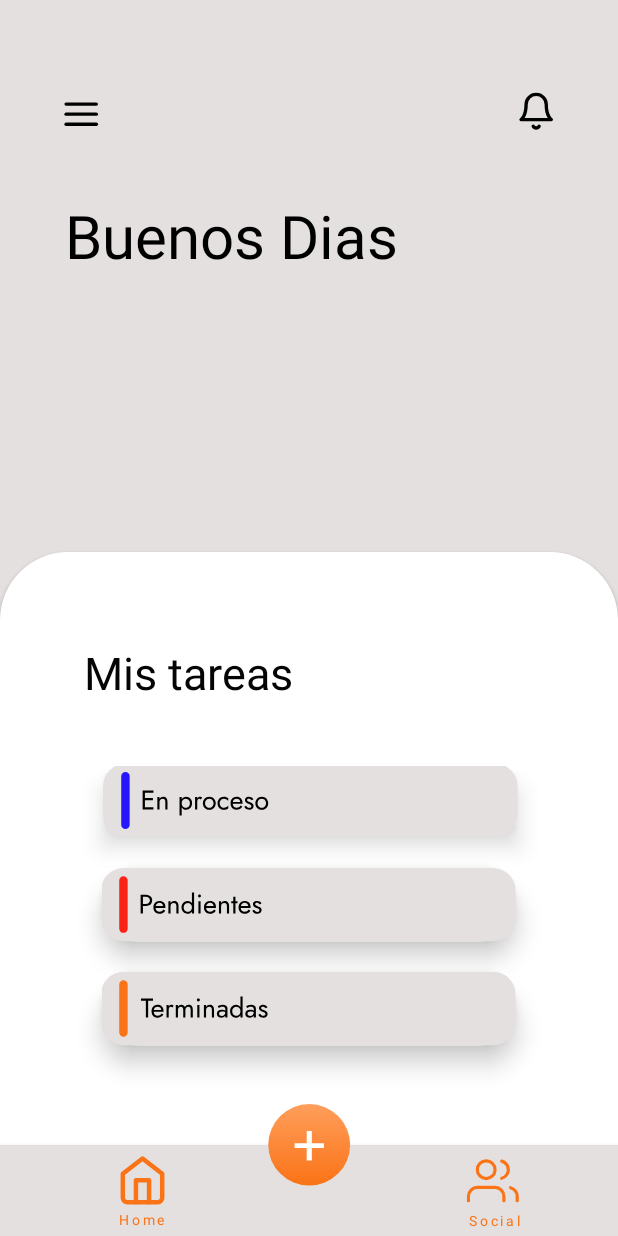
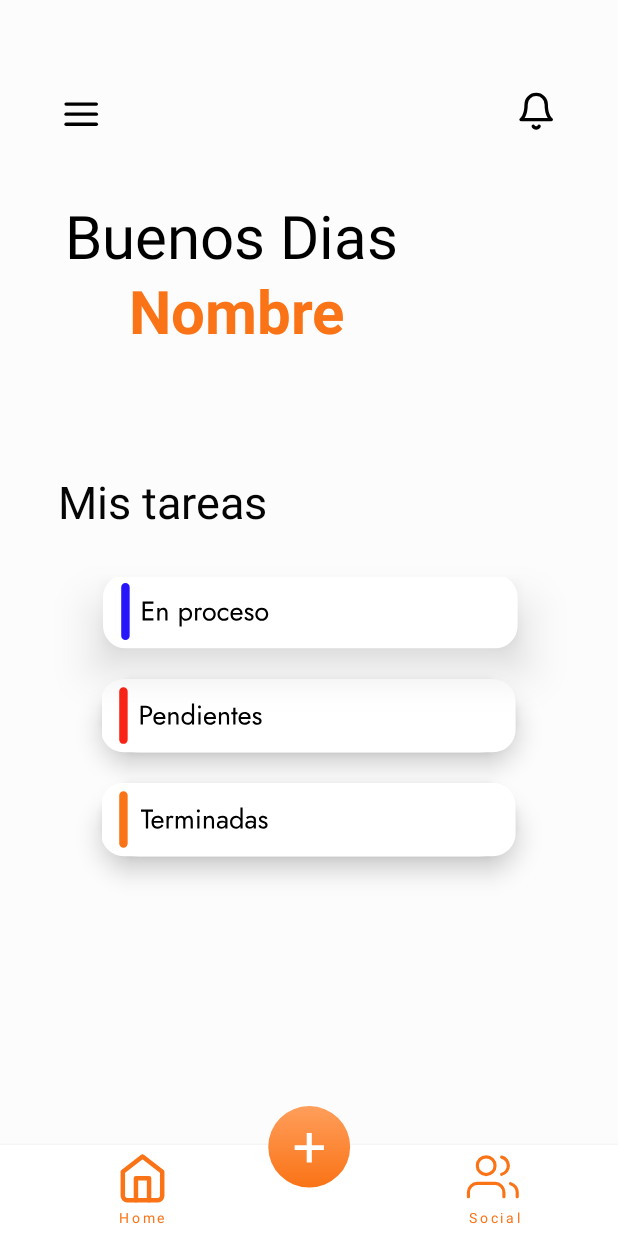
Before and after one commit to JuanSaz/Gamma, an Android app: the HomeActivity screen opened directly, with no data from a screen before it, on a phone screen of 412 x 824 dp. Run offline under Robolectric (Android 15) with nearby library versions, the phone set to English and light mode, and no system bars; our stand-ins replace Firebase (no records; nobody signed in at launch, a user with empty details on screens opened directly); 1 statement that could not run was skipped.

```diff
--- a/app/src/main/res/drawable/ic_enproceso.xml
+++ b/app/src/main/res/drawable/ic_enproceso.xml
@@ -5,7 +5,7 @@
     android:viewportHeight="61">
   <path
       android:pathData="M21.011,5.025L267.079,5.025A15,15 0,0 1,282.079 20.025L282.079,38.942A15,15 0,0 1,267.079 53.942L21.011,53.942A15,15 0,0 1,6.011 38.942L6.011,20.025A15,15 0,0 1,21.011 5.025z"
-      android:fillColor="#E4E0E0"/>
+      android:fillColor="#FFFFFF"/>
   <path
       android:pathData="M20.939,10.635L20.939,10.635A2.808,2.808 0,0 1,23.747 13.443L23.747,45.523A2.808,2.808 0,0 1,20.939 48.331L20.939,48.331A2.808,2.808 0,0 1,18.131 45.523L18.131,13.443A2.808,2.808 0,0 1,20.939 10.635z"
       android:fillColor="#2816FA"/>
--- a/app/src/main/res/drawable/ic_pendientes.xml
+++ b/app/src/main/res/drawable/ic_pendientes.xml
@@ -5,7 +5,7 @@
     android:viewportHeight="62">
   <path
       android:pathData="M21.011,5.942L267.079,5.942A15,15 0,0 1,282.079 20.942L282.079,39.859A15,15 0,0 1,267.079 54.859L21.011,54.859A15,15 0,0 1,6.011 39.859L6.011,20.942A15,15 0,0 1,21.011 5.942z"
-      android:fillColor="#E4E0E0"/>
+      android:fillColor="#FFFFFF"/>
   <path
       android:pathData="M20.939,11.553L20.939,11.553A2.808,2.808 0,0 1,23.747 14.361L23.747,46.441A2.808,2.808 0,0 1,20.939 49.249L20.939,49.249A2.808,2.808 0,0 1,18.131 46.441L18.131,14.361A2.808,2.808 0,0 1,20.939 11.553z"
       android:fillColor="#FA2416"/>
--- a/app/src/main/res/drawable/ic_terminadas.xml
+++ b/app/src/main/res/drawable/ic_terminadas.xml
@@ -5,7 +5,7 @@
     android:viewportHeight="62">
   <path
       android:pathData="M21.011,5.859L267.079,5.859A15,15 0,0 1,282.079 20.859L282.079,39.776A15,15 0,0 1,267.079 54.776L21.011,54.776A15,15 0,0 1,6.011 39.776L6.011,20.859A15,15 0,0 1,21.011 5.859z"
-      android:fillColor="#E4E0E0"/>
+      android:fillColor="#FFFFFF"/>
   <path
       android:pathData="M20.939,11.47L20.939,11.47A2.808,2.808 0,0 1,23.747 14.278L23.747,46.358A2.808,2.808 0,0 1,20.939 49.166L20.939,49.166A2.808,2.808 0,0 1,18.131 46.358L18.131,14.278A2.808,2.808 0,0 1,20.939 11.47z"
       android:fillColor="#FA7316"/>
--- a/app/src/main/res/layout/activity_home.xml
+++ b/app/src/main/res/layout/activity_home.xml
@@ -11,54 +11,43 @@
         android:id="@+id/base"
         android:layout_width="wrap_content"
         android:layout_height="wrap_content"
-        android:background="#E4E0E0"
+        android:background="#FCFCFC"
         app:layout_constraintEnd_toEndOf="parent"
+        app:layout_constraintHorizontal_bias="0.0"
         app:layout_constraintStart_toStartOf="parent"
         app:layout_constraintTop_toTopOf="parent" />
-
-    <View
-        android:id="@+id/home_banner"
-        android:layout_width="wrap_content"
-        android:layout_height="395dp"
-        android:background="@drawable/home_button_design"
-        android:backgroundTint="@color/white"
-        android:elevation="2dp"
-        app:layout_constraintBottom_toTopOf="@+id/bottom_banner"
-        app:layout_constraintEnd_toEndOf="parent"
-        app:layout_constraintHorizontal_bias="0.0"
-        app:layout_constraintStart_toStartOf="parent" />
 
     <ImageButton
         android:id="@+id/button_finished"
         android:layout_width="276dp"
         android:layout_height="49dp"
-        android:layout_marginBottom="66dp"
+        android:layout_marginTop="20dp"
         android:background="@drawable/button_round"
         android:backgroundTint="#E4E0E0"
         android:elevation="10dp"
         android:src="@drawable/ic_terminadas"
-        app:layout_constraintBottom_toBottomOf="@+id/home_banner"
         app:layout_constraintEnd_toEndOf="parent"
-        app:layout_constraintStart_toStartOf="parent" />
+        app:layout_constraintStart_toStartOf="parent"
+        app:layout_constraintTop_toBottomOf="@+id/button_pending" />
 
     <ImageButton
         android:id="@+id/button_pending"
         android:layout_width="276dp"
         android:layout_height="49dp"
-        android:layout_marginBottom="20dp"
+        android:layout_marginTop="20dp"
         android:background="@drawable/button_round"
         android:backgroundTint="#E4E0E0"
         android:elevation="10dp"
-        app:srcCompat="@drawable/ic_pendientes"
-        app:layout_constraintBottom_toTopOf="@+id/button_finished"
         app:layout_constraintEnd_toEndOf="parent"
-        app:layout_constraintStart_toStartOf="parent" />
+        app:layout_constraintStart_toStartOf="parent"
+        app:layout_constraintTop_toBottomOf="@+id/button_process"
+        app:srcCompat="@drawable/ic_pendientes" />
 
     <View
         android:id="@+id/bottom_banner"
         android:layout_width="wrap_content"
         android:layout_height="60.46dp"
-        android:background="#E4E0E0"
+        android:background="#FFFFFF"
         android:elevation="4dp"
         app:layout_constraintBottom_toBottomOf="@+id/base"
         app:layout_constraintEnd_toEndOf="parent"
@@ -69,14 +58,15 @@
         android:id="@+id/text_MisTareas"
         android:layout_width="wrap_content"
         android:layout_height="wrap_content"
-        android:layout_marginStart="56dp"
-        android:layout_marginTop="60dp"
+        android:layout_marginTop="80dp"
+        android:layout_marginEnd="196dp"
         android:elevation="11dp"
         android:text="@string/mis_tareas"
         android:textColor="#050505"
         android:textSize="30sp"
+        app:layout_constraintEnd_toEndOf="@+id/base"
         app:layout_constraintStart_toStartOf="parent"
-        app:layout_constraintTop_toTopOf="@+id/home_banner" />
+        app:layout_constraintTop_toBottomOf="@+id/textNombre" />
 
     <ImageView
         android:id="@+id/imageView2"
@@ -106,7 +96,7 @@
         android:layout_height="wrap_content"
         android:layout_marginStart="43dp"
         android:layout_marginTop="130dp"
-        android:text=""
+        android:text="Buenas Tardes"
         android:textColor="@color/black"
         android:textSize="40sp"
         app:layout_constraintStart_toStartOf="parent"
@@ -118,7 +108,8 @@
         android:layout_height="wrap_content"
         android:layout_marginStart="86dp"
         android:layout_marginTop="180dp"
-        android:text=""
+        android:text="Nombre"
+        android:textStyle="bold"
         android:textColor="@color/orange"
         android:textSize="40sp"
         app:layout_constraintStart_toStartOf="parent"
@@ -129,13 +120,11 @@
         android:layout_width="wrap_content"
         android:layout_height="wrap_content"
         android:layout_marginStart="80dp"
-        android:layout_marginTop="8dp"
         android:layout_marginBottom="21dp"
         android:background="#00000000"
         android:elevation="5dp"
         app:layout_constraintBottom_toBottomOf="@+id/base"
         app:layout_constraintStart_toStartOf="@+id/bottom_banner"
-        app:layout_constraintTop_toBottomOf="@+id/home_banner"
         app:srcCompat="@drawable/ic_home"
         app:tint="@color/orange" />
 
@@ -143,7 +132,6 @@
         android:id="@+id/button_Social"
         android:layout_width="wrap_content"
         android:layout_height="wrap_content"
-        android:layout_marginTop="8dp"
         android:layout_marginEnd="65dp"
         android:layout_marginBottom="21dp"
         android:background="#00000000"
@@ -151,7 +139,6 @@
         android:tint="@color/orange"
         app:layout_constraintBottom_toBottomOf="parent"
         app:layout_constraintEnd_toEndOf="parent"
-        app:layout_constraintTop_toBottomOf="@+id/home_banner"
         app:srcCompat="@drawable/ic_check_circle" />
 
     <TextView
@@ -188,25 +175,25 @@
         android:id="@+id/circle_Button"
         android:layout_width="wrap_content"
         android:layout_height="wrap_content"
+        android:layout_marginBottom="32dp"
+        android:background="@null"
         android:elevation="5dp"
-        android:background="@null"
         app:layout_constraintBottom_toBottomOf="@+id/base"
         app:layout_constraintEnd_toEndOf="parent"
         app:layout_constraintStart_toStartOf="parent"
-        app:layout_constraintTop_toBottomOf="@+id/button_finished"
         app:srcCompat="@drawable/ic_circle_plus" />
 
     <ImageButton
         android:id="@+id/button_process"
         android:layout_width="279dp"
         android:layout_height="48dp"
+        android:layout_marginTop="30dp"
         android:layout_marginEnd="50dp"
-        android:layout_marginBottom="20dp"
-        android:elevation="10dp"
-        app:layout_constraintBottom_toTopOf="@+id/button_pending"
+        android:elevation="20dp"
         app:layout_constraintEnd_toEndOf="parent"
         app:layout_constraintHorizontal_bias="0.817"
         app:layout_constraintStart_toStartOf="parent"
+        app:layout_constraintTop_toBottomOf="@+id/text_MisTareas"
         app:srcCompat="@drawable/ic_enproceso" />
 
 
```
Also changed, not shown: app/src/main/java/com/jdev/gamma/createActivity.kt (+26 -11 lines), app/src/main/res/layout/activity_create.xml (+12 -16 lines).
